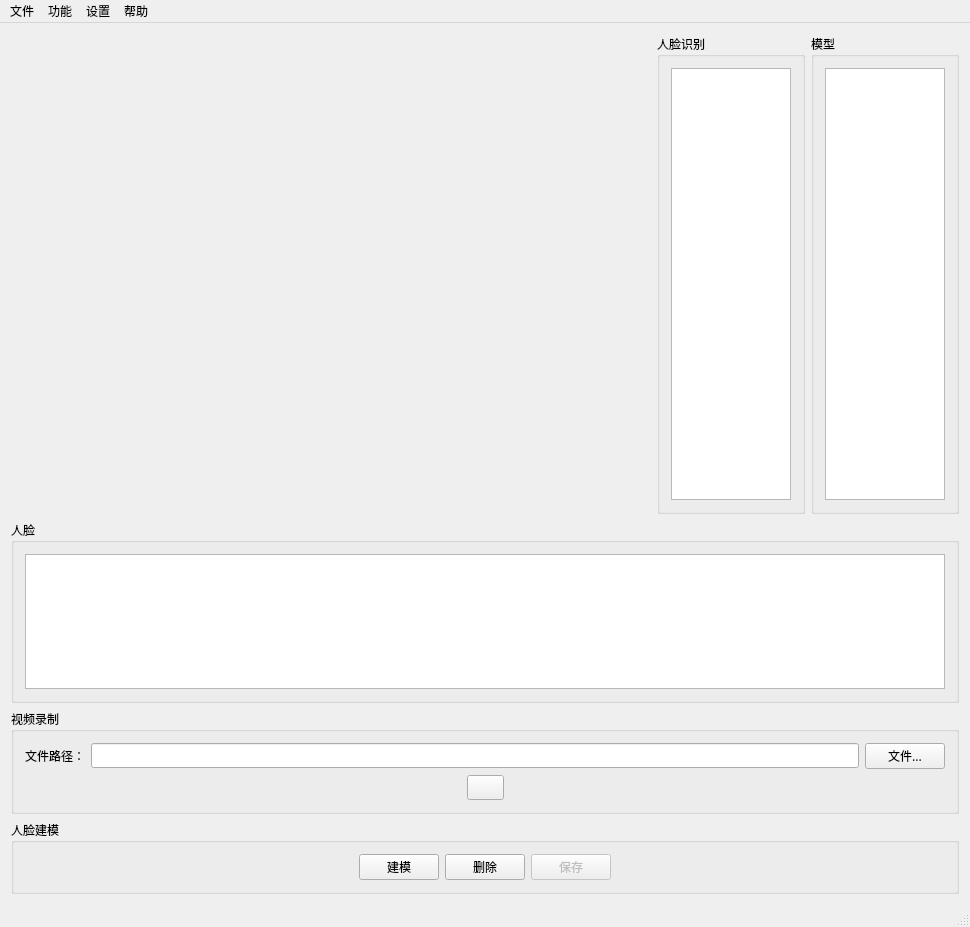
First picture: the form in QTFaceDetection/mainwindow.ui, repository bullud/FaceDetect-2, before the edit.
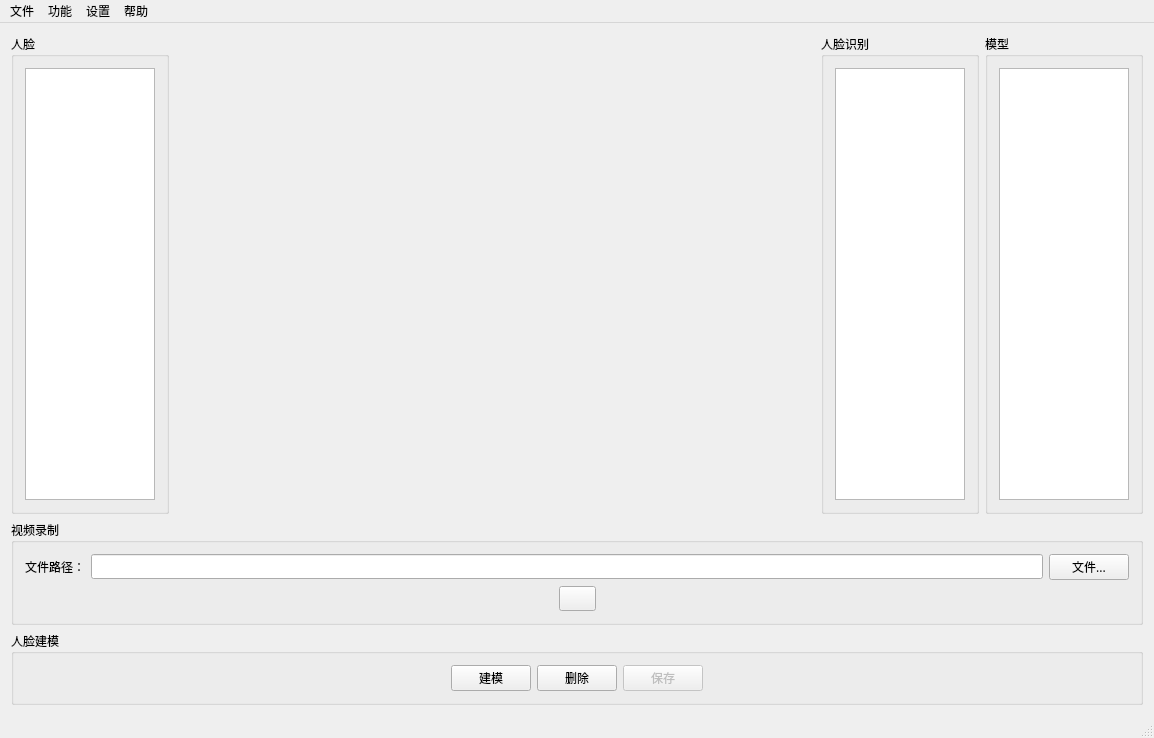
Second picture: the form after the edit. Icons and pictures are not drawn.

Commit message: Change the flow of faces listwidget to vertical

The edit to the form file:
```diff
--- a/QTFaceDetection/mainwindow.ui
+++ b/QTFaceDetection/mainwindow.ui
@@ -6,8 +6,8 @@
    <rect>
     <x>0</x>
     <y>0</y>
-    <width>952</width>
-    <height>877</height>
+    <width>1098</width>
+    <height>715</height>
    </rect>
   </property>
   <property name="sizePolicy">
@@ -43,6 +43,58 @@
    <layout class="QVBoxLayout" name="verticalLayout_2">
     <item>
      <layout class="QHBoxLayout" name="horizontalLayout_8">
+      <item>
+       <widget class="QGroupBox" name="groupBoxFaces">
+        <property name="sizePolicy">
+         <sizepolicy hsizetype="Preferred" vsizetype="Preferred">
+          <horstretch>0</horstretch>
+          <verstretch>0</verstretch>
+         </sizepolicy>
+        </property>
+        <property name="title">
+         <string>人脸</string>
+        </property>
+        <layout class="QHBoxLayout" name="horizontalLayout_9">
+         <item>
+          <widget class="QListWidget" name="listWidgetFaces">
+           <property name="sizePolicy">
+            <sizepolicy hsizetype="Expanding" vsizetype="Preferred">
+             <horstretch>0</horstretch>
+             <verstretch>0</verstretch>
+            </sizepolicy>
+           </property>
+           <property name="minimumSize">
+            <size>
+             <width>130</width>
+             <height>0</height>
+            </size>
+           </property>
+           <property name="maximumSize">
+            <size>
+             <width>130</width>
+             <height>16777215</height>
+            </size>
+           </property>
+           <property name="iconSize">
+            <size>
+             <width>100</width>
+             <height>100</height>
+            </size>
+           </property>
+           <property name="flow">
+            <enum>QListView::TopToBottom</enum>
+           </property>
+           <property name="isWrapping" stdset="0">
+            <bool>false</bool>
+           </property>
+           <property name="viewMode">
+            <enum>QListView::IconMode</enum>
+           </property>
+          </widget>
+         </item>
+        </layout>
+       </widget>
+      </item>
       <item>
        <widget class="QLabel" name="canvas">
         <property name="sizePolicy">
@@ -88,9 +140,15 @@
              <verstretch>0</verstretch>
             </sizepolicy>
            </property>
+           <property name="minimumSize">
+            <size>
+             <width>130</width>
+             <height>0</height>
+            </size>
+           </property>
            <property name="maximumSize">
             <size>
-             <width>120</width>
+             <width>130</width>
              <height>16777215</height>
             </size>
            </property>
@@ -139,13 +197,13 @@
            </property>
            <property name="minimumSize">
             <size>
-             <width>120</width>
+             <width>130</width>
              <height>0</height>
             </size>
            </property>
            <property name="maximumSize">
             <size>
-             <width>120</width>
+             <width>130</width>
              <height>16777215</height>
             </size>
            </property>
@@ -174,55 +232,6 @@
       </item>
      </layout>
     </item>
-    <item>
-     <widget class="QGroupBox" name="groupBoxFaces">
-      <property name="sizePolicy">
-       <sizepolicy hsizetype="Preferred" vsizetype="Fixed">
-        <horstretch>0</horstretch>
-        <verstretch>0</verstretch>
-       </sizepolicy>
-      </property>
-      <property name="title">
-       <string>人脸</string>
-      </property>
-      <layout class="QHBoxLayout" name="horizontalLayout_9">
-       <item>
-        <widget class="QListWidget" name="listWidgetFaces">
-         <property name="sizePolicy">
-          <sizepolicy hsizetype="Expanding" vsizetype="Preferred">
-           <horstretch>0</horstretch>
-           <verstretch>0</verstretch>
-          </sizepolicy>
-         </property>
-         <property name="minimumSize">
-          <size>
-           <width>0</width>
-           <height>95</height>
-          </size>
-         </property>
-         <property name="maximumSize">
-          <size>
-           <width>16777215</width>
-           <height>135</height>
-          </size>
-         </property>
-         <property name="iconSize">
-          <size>
-           <width>100</width>
-           <height>100</height>
-          </size>
-         </property>
-         <property name="isWrapping" stdset="0">
-          <bool>false</bool>
-         </property>
-         <property name="viewMode">
-          <enum>QListView::IconMode</enum>
-         </property>
-        </widget>
-       </item>
-      </layout>
-     </widget>
-    </item>
     <item>
      <widget class="QGroupBox" name="groupBoxVideoRecord">
       <property name="sizePolicy">
@@ -382,7 +391,7 @@
     <rect>
      <x>0</x>
      <y>0</y>
-     <width>952</width>
+     <width>1098</width>
      <height>23</height>
     </rect>
    </property>
```
